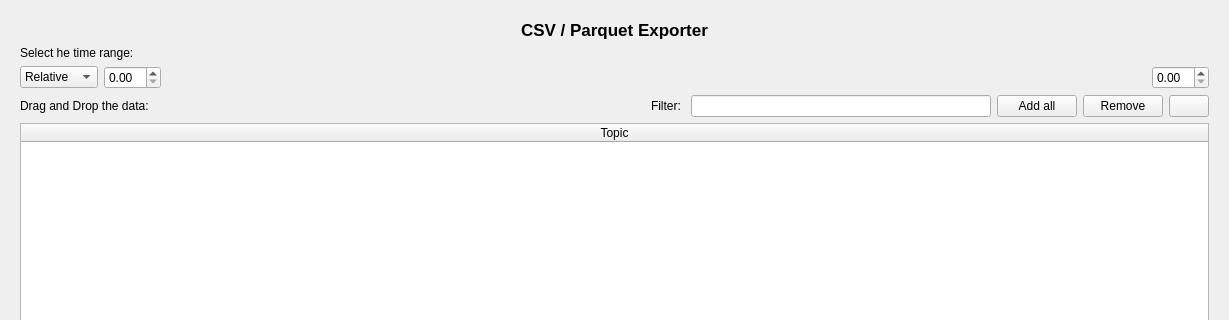
This is plotjuggler_plugins/ToolboxCSV/toolbox_csv.ui in facontidavide/PlotJuggler as Qt 5 draws it before an edit; both pictures show x 0 to 1229 and y 0 to 320 of the 1229 by 684 pixel window. The edited form follows.
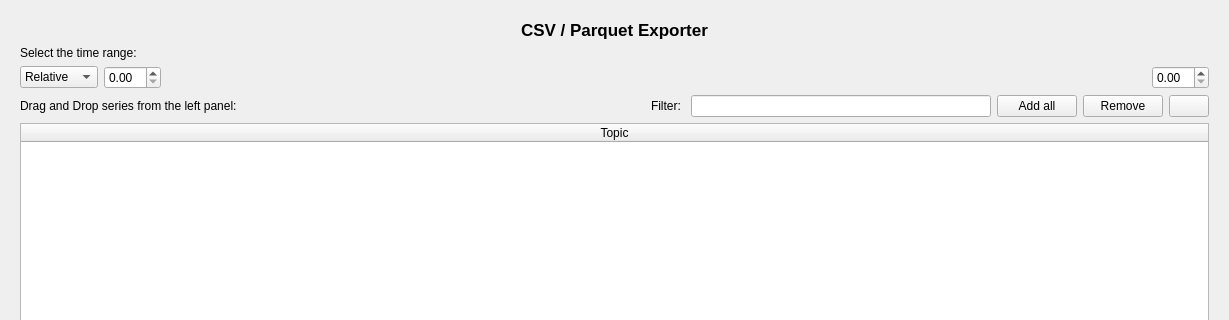
This is the edited form. Custom widgets are drawn as their Qt base class.

Commit message: refine toolboxCSV

Patch:
```diff
--- a/plotjuggler_plugins/ToolboxCSV/toolbox_csv.ui
+++ b/plotjuggler_plugins/ToolboxCSV/toolbox_csv.ui
@@ -65,7 +65,7 @@
         <item>
          <widget class="QLabel" name="label">
           <property name="text">
-           <string>Select he time range:</string>
+           <string>Select the time range:</string>
           </property>
          </widget>
         </item>
@@ -114,7 +114,7 @@
             <item>
              <widget class="QLabel" name="topMainLabel">
               <property name="text">
-               <string>Drag and Drop the data:</string>
+               <string>Drag and Drop series from the left panel:</string>
               </property>
              </widget>
             </item>
```
Left out of the diff: 27 changed lines with no effect on the pictures. The commit also changes 2 other files.
